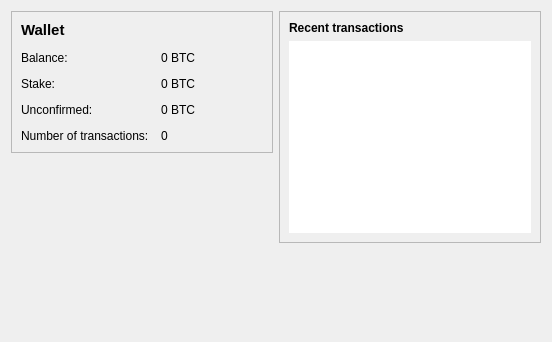
Above: src/qt/forms/overviewpage.ui from Earlz/firepeer before the change. Below: the same form after it.
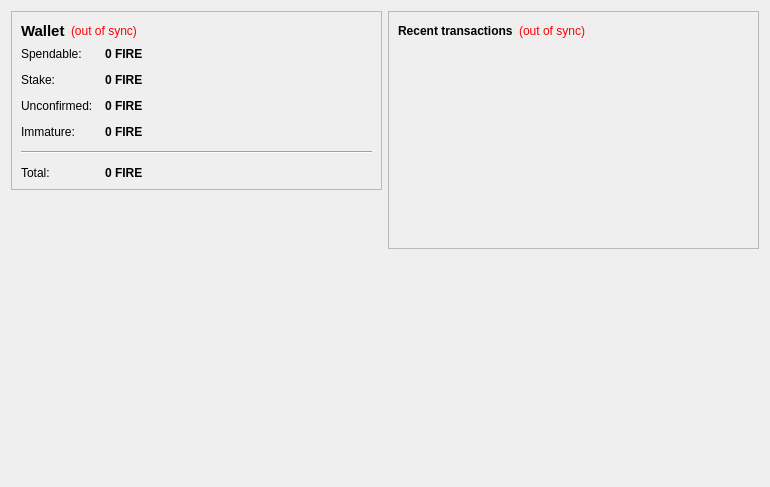
That is the form after the change. Icons and pictures are not drawn.

What changed in the file:
```diff
--- a/src/qt/forms/overviewpage.ui
+++ b/src/qt/forms/overviewpage.ui
@@ -6,8 +6,8 @@
    <rect>
     <x>0</x>
     <y>0</y>
-    <width>552</width>
-    <height>342</height>
+    <width>770</width>
+    <height>487</height>
    </rect>
   </property>
   <property name="windowTitle">
@@ -24,6 +24,55 @@
        <property name="frameShadow">
         <enum>QFrame::Raised</enum>
        </property>
+       <layout class="QVBoxLayout" name="verticalLayout_4">
+        <item>
+         <layout class="QHBoxLayout" name="horizontalLayout_4">
+          <item>
+           <widget class="QLabel" name="label_5">
+            <property name="font">
+             <font>
+              <pointsize>11</pointsize>
+              <weight>75</weight>
+              <bold>true</bold>
+             </font>
+            </property>
+            <property name="text">
+             <string>Wallet</string>
+            </property>
+           </widget>
+          </item>
+          <item>
+           <widget class="QLabel" name="labelWalletStatus">
+            <property name="toolTip">
+             <string>The displayed information may be out of date. Your wallet automatically synchronizes with the Firecoin network after a connection is established, but this process has not completed yet.</string>
+            </property>
+            <property name="styleSheet">
+             <string notr="true">QLabel { color: red; }</string>
+            </property>
+            <property name="text">
+             <string notr="true">(out of sync)</string>
+            </property>
+            <property name="alignment">
+             <set>Qt::AlignLeading|Qt::AlignLeft|Qt::AlignVCenter</set>
+            </property>
+           </widget>
+          </item>
+          <item>
+           <spacer name="horizontalSpacer_2">
+            <property name="orientation">
+             <enum>Qt::Horizontal</enum>
+            </property>
+            <property name="sizeHint" stdset="0">
+             <size>
+              <width>40</width>
+              <height>20</height>
+             </size>
+            </property>
+           </spacer>
+          </item>
+         </layout>
+        </item>
+        <item>
        <layout class="QFormLayout" name="formLayout_2">
         <property name="fieldGrowthPolicy">
          <enum>QFormLayout::AllNonFixedFieldsGrow</enum>
@@ -34,74 +83,150 @@
         <property name="verticalSpacing">
          <number>12</number>
         </property>
-        <item row="2" column="0">
+          <item row="0" column="0">
          <widget class="QLabel" name="label">
           <property name="text">
-           <string>Balance:</string>
+             <string>Spendable:</string>
           </property>
          </widget>
         </item>
-        <item row="2" column="1">
+          <item row="0" column="1">
          <widget class="QLabel" name="labelBalance">
+            <property name="font">
+             <font>
+              <weight>75</weight>
+              <bold>true</bold>
+             </font>
+            </property>
+            <property name="cursor">
+             <cursorShape>IBeamCursor</cursorShape>
+            </property>
+            <property name="toolTip">
+             <string>Your current spendable balance</string>
+            </property>
           <property name="text">
-           <string notr="true">0 BTC</string>
-          </property>
-         </widget>
-        </item>
-        <item row="5" column="0">
-         <widget class="QLabel" name="label_2">
+             <string notr="true">0 FIRE</string>
+            </property>
+            <property name="textInteractionFlags">
+             <set>Qt::LinksAccessibleByMouse|Qt::TextSelectableByKeyboard|Qt::TextSelectableByMouse</set>
+            </property>
+           </widget>
+          </item>
+          <item row="1" column="0">
+           <widget class="QLabel" name="label_6">
           <property name="text">
-           <string>Number of transactions:</string>
+             <string>Stake:</string>
           </property>
          </widget>
         </item>
-        <item row="5" column="1">
-         <widget class="QLabel" name="labelNumTransactions">
+          <item row="1" column="1">
+           <widget class="QLabel" name="labelStake">
+            <property name="font">
+             <font>
+              <weight>75</weight>
+              <bold>true</bold>
+             </font>
+            </property>
+            <property name="cursor">
+             <cursorShape>IBeamCursor</cursorShape>
+            </property>
+            <property name="toolTip">
+             <string>Total of coins that was staked, and do not yet count toward the current balance</string>
+            </property>
           <property name="text">
-           <string>0</string>
-          </property>
-         </widget>
-        </item>
-        <item row="4" column="0">
+             <string notr="true">0 FIRE</string>
+            </property>
+            <property name="textInteractionFlags">
+             <set>Qt::LinksAccessibleByMouse|Qt::TextSelectableByKeyboard|Qt::TextSelectableByMouse</set>
+            </property>
+           </widget>
+          </item>
+          <item row="2" column="0">
          <widget class="QLabel" name="label_3">
           <property name="text">
            <string>Unconfirmed:</string>
           </property>
          </widget>
         </item>
-        <item row="4" column="1">
+          <item row="2" column="1">
          <widget class="QLabel" name="labelUnconfirmed">
+            <property name="font">
+             <font>
+              <weight>75</weight>
+              <bold>true</bold>
+             </font>
+            </property>
+            <property name="cursor">
+             <cursorShape>IBeamCursor</cursorShape>
+            </property>
+            <property name="toolTip">
+             <string>Total of transactions that have yet to be confirmed, and do not yet count toward the current balance</string>
+            </property>
           <property name="text">
-           <string notr="true">0 BTC</string>
+             <string notr="true">0 FIRE</string>
+            </property>
+            <property name="textInteractionFlags">
+             <set>Qt::LinksAccessibleByMouse|Qt::TextSelectableByKeyboard|Qt::TextSelectableByMouse</set>
           </property>
          </widget>
         </item>
         <item row="3" column="0">
-         <widget class="QLabel" name="label_6">
+           <widget class="QLabel" name="labelImmatureText">
           <property name="text">
-           <string>Stake:</string>
+             <string>Immature:</string>
           </property>
          </widget>
         </item>
         <item row="3" column="1">
-         <widget class="QLabel" name="labelStake">
+           <widget class="QLabel" name="labelImmature">
+            <property name="font">
+             <font>
+              <weight>75</weight>
+              <bold>true</bold>
+             </font>
+            </property>
+            <property name="toolTip">
+             <string>Mined balance that has not yet matured</string>
+            </property>
           <property name="text">
-           <string notr="true">0 BTC</string>
-          </property>
-         </widget>
-        </item>
-        <item row="1" column="0">
-         <widget class="QLabel" name="label_5">
+             <string notr="true">0 FIRE</string>
+            </property>
+            <property name="textInteractionFlags">
+             <set>Qt::LinksAccessibleByMouse|Qt::TextSelectableByKeyboard|Qt::TextSelectableByMouse</set>
+            </property>
+           </widget>
+          </item>
+          <item row="4" column="0" colspan="2">
+           <widget class="Line" name="line">
+            <property name="orientation">
+             <enum>Qt::Horizontal</enum>
+            </property>
+           </widget>
+          </item>
+          <item row="5" column="0">
+           <widget class="QLabel" name="labelTotalText">
+            <property name="text">
+             <string>Total:</string>
+            </property>
+           </widget>
+          </item>
+          <item row="5" column="1">
+           <widget class="QLabel" name="labelTotal">
           <property name="font">
            <font>
-            <pointsize>11</pointsize>
+              <weight>75</weight>
             <bold>true</bold>
            </font>
           </property>
           <property name="text">
-           <string>Wallet</string>
-          </property>
-         </widget>
+             <string notr="true">0 FIRE</string>
+            </property>
+            <property name="textInteractionFlags">
+             <set>Qt::LinksAccessibleByMouse|Qt::TextSelectableByKeyboard|Qt::TextSelectableByMouse</set>
+            </property>
+           </widget>
+          </item>
+         </layout>
         </item>
        </layout>
       </widget>
@@ -119,6 +244,25 @@
        </property>
       </spacer>
      </item>
+     <item>
+      <widget class="QLabel" name="label_2">
+       <property name="autoFillBackground">
+        <bool>true</bool>
+       </property>
+       <property name="text">
+        <string/>
+       </property>
+       <property name="pixmap">
+        <pixmap resource="../bitcoin.qrc">:/icons/techbg</pixmap>
+       </property>
+       <property name="scaledContents">
+        <bool>false</bool>
+       </property>
+       <property name="margin">
+        <number>0</number>
+       </property>
+      </widget>
+     </item>
     </layout>
    </item>
    <item>
@@ -133,6 +277,8 @@
        </property>
        <layout class="QVBoxLayout" name="verticalLayout">
         <item>
+         <layout class="QHBoxLayout" name="horizontalLayout_2">
+          <item>
          <widget class="QLabel" name="label_4">
           <property name="text">
            <string>&lt;b&gt;Recent transactions&lt;/b&gt;</string>
@@ -140,7 +286,41 @@
          </widget>
         </item>
         <item>
+           <widget class="QLabel" name="labelTransactionsStatus">
+            <property name="toolTip">
+             <string>The displayed information may be out of date. Your wallet automatically synchronizes with the Firecoin network after a connection is established, but this process has not completed yet.</string>
+            </property>
+            <property name="styleSheet">
+             <string notr="true">QLabel { color: red; }</string>
+            </property>
+            <property name="text">
+             <string notr="true">(out of sync)</string>
+            </property>
+            <property name="alignment">
+             <set>Qt::AlignRight|Qt::AlignTrailing|Qt::AlignVCenter</set>
+            </property>
+           </widget>
+          </item>
+          <item>
+           <spacer name="horizontalSpacer">
+            <property name="orientation">
+             <enum>Qt::Horizontal</enum>
+            </property>
+            <property name="sizeHint" stdset="0">
+             <size>
+              <width>40</width>
+              <height>20</height>
+             </size>
+            </property>
+           </spacer>
+          </item>
+         </layout>
+        </item>
+        <item>
          <widget class="QListView" name="listTransactions">
+          <property name="styleSheet">
+           <string notr="true">QListView { background: transparent; }</string>
+          </property>
           <property name="frameShape">
            <enum>QFrame::NoFrame</enum>
           </property>
```
Left out of the diff: 9 changed lines with no effect on the pictures. Lines whose indentation alone changed are shown as unchanged.
